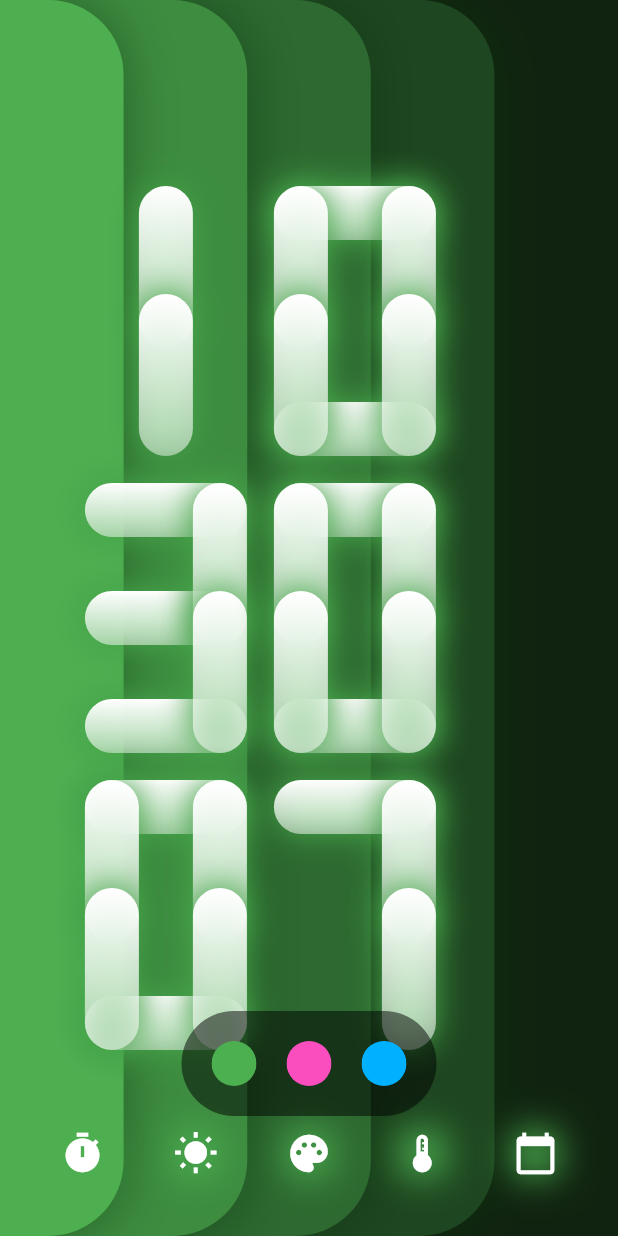
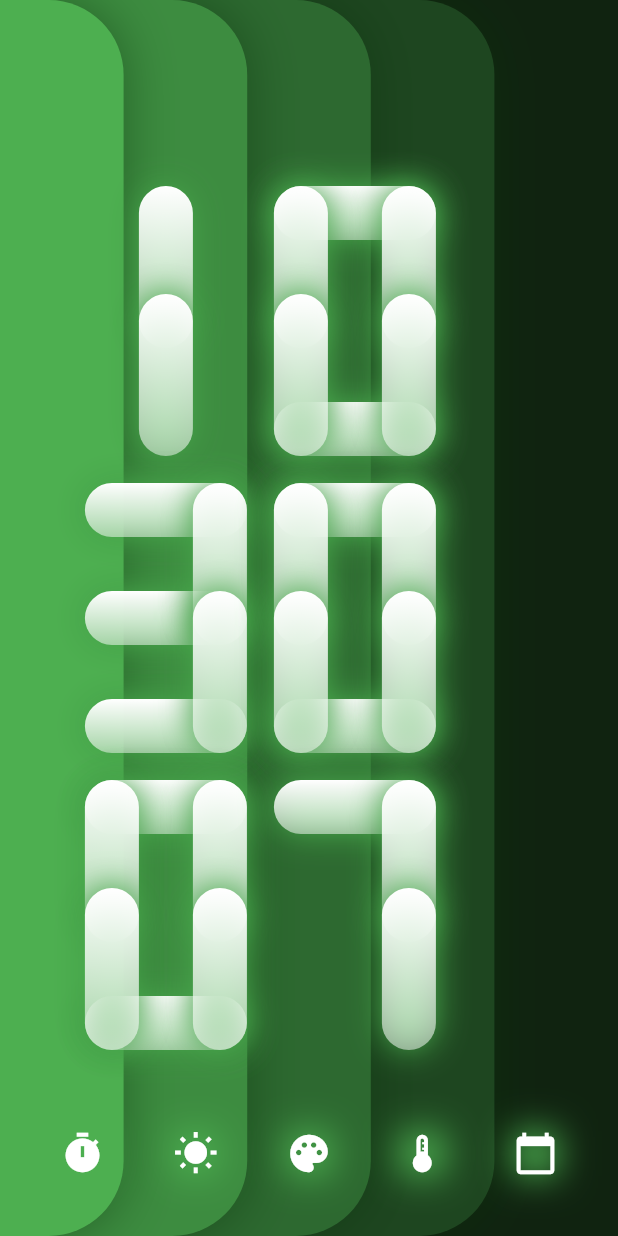
Before and after one commit to romanejaquez/flutter_clock_challenge, a Flutter app: the screen it shows after launch, on a phone screen of 412 x 824 dp. Run offline on Flutter 3.47's test engine with Material 2 defaults, Android fonts, the phone set to English and light mode, and no system bars.

Commit message:
theme selection panel

```diff
--- a/lib/services/clockthemeservice.dart
+++ b/lib/services/clockthemeservice.dart
@@ -4,8 +4,15 @@ import 'package:flutter/material.dart';
 
 class ClockThemeService extends ChangeNotifier {
 
+    bool showColorSelection = false;
+
     void updateTheme(ClockThemes theme) {
       Utils.clockTheme = theme;
       notifyListeners();
     }
+
+    void toggleColorSelection() {
+      showColorSelection = !showColorSelection;
+      notifyListeners();
+    }
 }
--- a/lib/widgets/clockthemecolorselection.dart
+++ b/lib/widgets/clockthemecolorselection.dart
@@ -7,8 +7,8 @@ class ClockThemeColorSelection extends StatelessWidget {
   @override
   Widget build(BuildContext context) {
 
-    ClockThemeService cService = Provider.of<ClockThemeService>(context, listen: false);
-
+    return Consumer<ClockThemeService>(
+      builder: (context, cService, child) {
         List<Widget> options = [
           Container(
             margin: const EdgeInsets.all(10),
@@ -69,7 +69,7 @@ class ClockThemeColorSelection extends StatelessWidget {
           ),
         ];
 
-    return MediaQuery.of(context).orientation == Orientation.portrait ?
+        Widget colorSelection = MediaQuery.of(context).orientation == Orientation.portrait ?
           Row(
               mainAxisAlignment: MainAxisAlignment.center,
               children: [
@@ -104,6 +104,19 @@ class ClockThemeColorSelection extends StatelessWidget {
             )
           ]
         );
+
+        return AnimatedScale(
+          scale: cService.showColorSelection ? 1 : 0.8,
+          duration: const Duration(milliseconds: 250),
+          child:  AnimatedOpacity(
+            opacity: cService.showColorSelection ? 1 : 0,
+            duration: const Duration(milliseconds: 250),
+            curve: Curves.easeInOut,
+            child: colorSelection,
+          )
+        );
+      }
+    );
   }
 
 }
--- /dev/null
+++ b/lib/widgets/digitalclockoptions.dart
@@ -0,0 +1,77 @@
+import 'package:clock_challenge/helpers/clocktheme.dart';
+import 'package:clock_challenge/helpers/utils.dart';
+import 'package:clock_challenge/services/clockthemeservice.dart';
+import 'package:flutter/material.dart';
+import 'package:provider/provider.dart';
+
+class DigitalClockOptions extends StatelessWidget {
+  @override
+  Widget build(BuildContext context) {
+
+    return Consumer<ClockThemeService>(
+      builder: (context, cService, child) {
+        ClockTheme clockTheme = Utils.getTheme();
+
+        List<Widget> options = [
+          Container(
+            child: const Icon(Icons.timer, color: Colors.white, size: 30),
+            decoration: BoxDecoration(
+              boxShadow:[
+                BoxShadow(color: clockTheme.shadow2!, blurRadius: 20, offset: Offset.zero)
+              ]
+            ),
+          ),
+          Container(
+            child: const Icon(Icons.wb_sunny, color: Colors.white, size: 30),
+            decoration: BoxDecoration(
+              boxShadow:[
+                BoxShadow(color: clockTheme.shadow2!, blurRadius: 20, offset: Offset.zero)
+              ]
+            ),
+          ),
+          GestureDetector(
+            onTap: () {
+              cService.toggleColorSelection();
+            },
+            child: Container(
+              child: const Icon(Icons.palette, color: Colors.white, size: 30),
+              decoration: BoxDecoration(
+                boxShadow:[
+                  BoxShadow(color: clockTheme.shadow2!, blurRadius: 20, offset: Offset.zero)
+                ]
+              ),
+            ),
+          ),
+          Container(
+            child: const Icon(Icons.thermostat, color: Colors.white, size: 30),
+            decoration: BoxDecoration(
+              boxShadow:[
+                BoxShadow(color: clockTheme.shadow2!, blurRadius: 20, offset: Offset.zero)
+              ]
+            ),
+          ),
+          Container(
+            child: const Icon(Icons.calendar_today, color: Colors.white, size: 30),
+            decoration: BoxDecoration(
+              boxShadow:[
+                BoxShadow(color: clockTheme.shadow2!, blurRadius: 20, offset: Offset.zero)
+              ]
+            ),
+          )
+        ];
+
+        return MediaQuery.of(context).orientation == Orientation.portrait ?
+          Row(
+            mainAxisAlignment: MainAxisAlignment.spaceBetween,
+            children: options,
+          ) :
+          Column(
+            crossAxisAlignment: CrossAxisAlignment.end,
+            mainAxisAlignment: MainAxisAlignment.spaceBetween,
+            children: options,
+          );
+      }
+    );
+  }
+
+}
--- a/lib/widgets/digitalclockwidget.dart
+++ b/lib/widgets/digitalclockwidget.dart
@@ -4,6 +4,7 @@ import 'package:clock_challenge/helpers/clocktheme.dart';
 import 'package:clock_challenge/helpers/utils.dart';
 import 'package:clock_challenge/widgets/clockthemecolorselection.dart';
 import 'package:clock_challenge/widgets/clockwidget.dart';
+import 'package:clock_challenge/widgets/digitalclockoptions.dart';
 import 'package:flutter/material.dart';
 
 class DigitalClockWidget extends StatefulWidget {
@@ -51,48 +52,6 @@ class DigitalClockWidgetState extends State<DigitalClockWidget> {
     vNumber5.value = int.parse(fifthValue);
     vNumber6.value = int.parse(sixthValue);
 
-    List<Widget> options = [
-      Container(
-        child: const Icon(Icons.timer, color: Colors.white, size: 30),
-        decoration: BoxDecoration(
-          boxShadow:[
-            BoxShadow(color: clockTheme.shadow2!, blurRadius: 20, offset: Offset.zero)
-          ]
-        ),
-      ),
-      Container(
-        child: const Icon(Icons.wb_sunny, color: Colors.white, size: 30),
-        decoration: BoxDecoration(
-          boxShadow:[
-            BoxShadow(color: clockTheme.shadow2!, blurRadius: 20, offset: Offset.zero)
-          ]
-        ),
-      ),
-      Container(
-        child: const Icon(Icons.palette, color: Colors.white, size: 30),
-        decoration: BoxDecoration(
-          boxShadow:[
-            BoxShadow(color: clockTheme.shadow2!, blurRadius: 20, offset: Offset.zero)
-          ]
-        ),
-      ),
-      Container(
-        child: const Icon(Icons.thermostat, color: Colors.white, size: 30),
-        decoration: BoxDecoration(
-          boxShadow:[
-            BoxShadow(color: clockTheme.shadow2!, blurRadius: 20, offset: Offset.zero)
-          ]
-        ),
-      ),
-      Container(
-        child: const Icon(Icons.calendar_today, color: Colors.white, size: 30),
-        decoration: BoxDecoration(
-          boxShadow:[
-            BoxShadow(color: clockTheme.shadow2!, blurRadius: 20, offset: Offset.zero)
-          ]
-        ),
-      )
-    ];
 
     return Stack(
       children: [
@@ -167,16 +126,7 @@ class DigitalClockWidgetState extends State<DigitalClockWidget> {
           padding: const EdgeInsets.all(40.0),
           child: Align(
             alignment: MediaQuery.of(context).orientation == Orientation.portrait ? Alignment.bottomCenter : Alignment.centerRight,
-            child: MediaQuery.of(context).orientation == Orientation.portrait ?
-            Row(
-              mainAxisAlignment: MainAxisAlignment.spaceBetween,
-              children: options,
-            ) :
-            Column(
-              crossAxisAlignment: CrossAxisAlignment.end,
-              mainAxisAlignment: MainAxisAlignment.spaceBetween,
-              children: options,
-            )
+            child: DigitalClockOptions()
           ),
         ),
         Padding(
```
Lines whose indentation alone changed are shown as unchanged.
